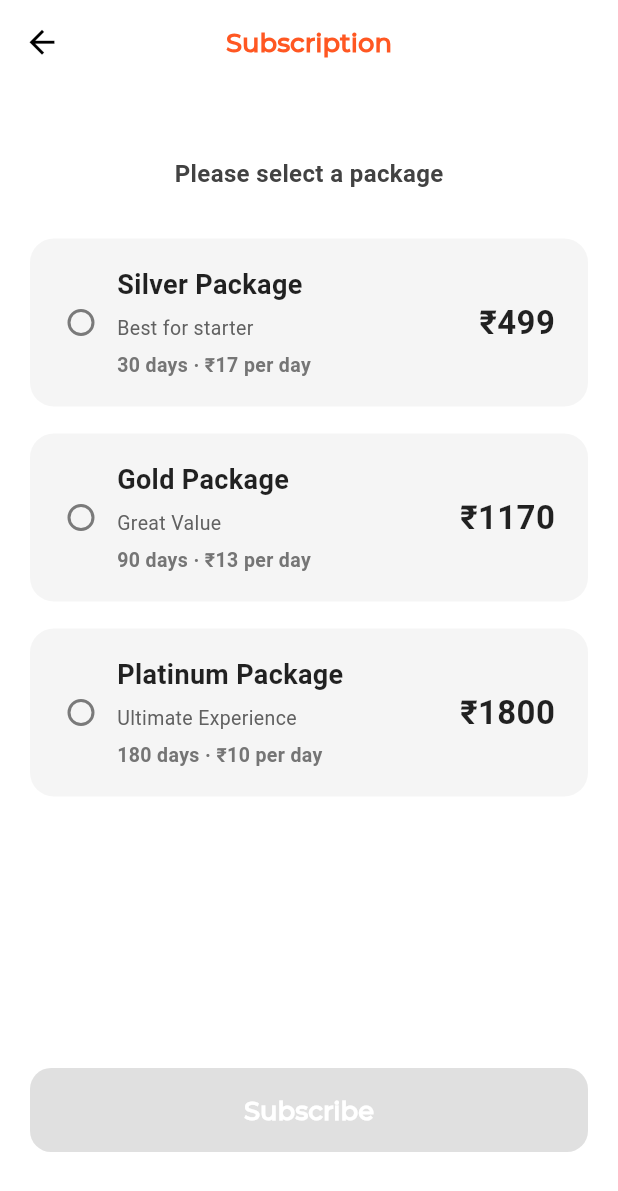
After one commit to Pratham11601/quickCabs, a Flutter app: the SubscriptionScreen screen opened by its route, on a phone screen of 412 x 824 dp. The commit adds this screen. Shown: the top 1191 px of the screen. Run offline on Flutter 3.47's test engine with Material 3 defaults, Android fonts, the phone set to English and light mode, and no system bars; our stand-ins replace connectivity_plus, dio, flutter_easyloading, flutter_svg, fluttertoast, font_awesome_flutter and 8 more; missing offline and left inert: dart_jsonwebtoken; accounts and stored records are empty; network calls fail; Roboto replaces fonts that are missing (Poppins); statements that could not run were skipped.

Commit message:
added localization & 3 apis of subcription & subscription screen

```diff
--- /dev/null
+++ b/lib/Screens/profile_module/model/packages_model.dart
@@ -0,0 +1,66 @@
+class PackagesModel {
+  int? status;
+  List<Packages>? packages;
+
+  PackagesModel({this.status, this.packages});
+
+  PackagesModel.fromJson(Map<String, dynamic> json) {
+    status = json['status'];
+    if (json['packages'] != null) {
+      packages = <Packages>[];
+      json['packages'].forEach((v) {
+        packages!.add(new Packages.fromJson(v));
+      });
+    }
+  }
+
+  Map<String, dynamic> toJson() {
+    final Map<String, dynamic> data = <String, dynamic>{};
+    data['status'] = status;
+    if (packages != null) {
+      data['packages'] = packages!.map((v) => v.toJson()).toList();
+    }
+    return data;
+  }
+}
+
+class Packages {
+  int? id;
+  String? packageName;
+  int? durationInDays;
+  int? pricePerDay;
+  int? totalPrice;
+  String? createdAt;
+  String? updatedAt;
+
+  Packages(
+      {this.id,
+        this.packageName,
+        this.durationInDays,
+        this.pricePerDay,
+        this.totalPrice,
+        this.createdAt,
+        this.updatedAt});
+
+  Packages.fromJson(Map<String, dynamic> json) {
+    id = json['id'];
+    packageName = json['package_name'];
+    durationInDays = json['duration_in_days'];
+    pricePerDay = json['price_per_day'];
+    totalPrice = json['total_price'];
+    createdAt = json['createdAt'];
+    updatedAt = json['updatedAt'];
+  }
+
+  Map<String, dynamic> toJson() {
+    final Map<String, dynamic> data = <String, dynamic>{};
+    data['id'] = id;
+    data['package_name'] = packageName;
+    data['duration_in_days'] = durationInDays;
+    data['price_per_day'] = pricePerDay;
+    data['total_price'] = totalPrice;
+    data['createdAt'] = createdAt;
+    data['updatedAt'] = updatedAt;
+    return data;
+  }
+}
--- /dev/null
+++ b/lib/Screens/profile_module/model/recharge_razor_model.dart
@@ -0,0 +1,58 @@
+class RechargeRazorModel {
+  int? status;
+  String? message;
+  bool? isSubscribtionActive;
+  Subscription? subscription;
+
+  RechargeRazorModel(
+      {this.status,
+        this.message,
+        this.isSubscribtionActive,
+        this.subscription});
+
+  RechargeRazorModel.fromJson(Map<String, dynamic> json) {
+    status = json['status'];
+    message = json['message'];
+    isSubscribtionActive = json['isSubscribtionActive'];
+    subscription = json['subscription'] != null
+        ? new Subscription.fromJson(json['subscription'])
+        : null;
+  }
+
+  Map<String, dynamic> toJson() {
+    final Map<String, dynamic> data = <String, dynamic>{};
+    data['status'] = status;
+    data['message'] = message;
+    data['isSubscribtionActive'] = isSubscribtionActive;
+    if (this.subscription != null) {
+      data['subscription'] = subscription!.toJson();
+    }
+    return data;
+  }
+}
+
+class Subscription {
+  Null? plan;
+  Null? lastRechargedDate;
+  Null? endDate;
+  bool? isActive;
+
+  Subscription(
+      {this.plan, this.lastRechargedDate, this.endDate, this.isActive});
+
+  Subscription.fromJson(Map<String, dynamic> json) {
+    plan = json['plan'];
+    lastRechargedDate = json['LastRechargedDate'];
+    endDate = json['endDate'];
+    isActive = json['isActive'];
+  }
+
+  Map<String, dynamic> toJson() {
+    final Map<String, dynamic> data = <String, dynamic>{};
+    data['plan'] = plan;
+    data['LastRechargedDate'] = lastRechargedDate;
+    data['endDate'] = endDate;
+    data['isActive'] = isActive;
+    return data;
+  }
+}
--- /dev/null
+++ b/lib/Screens/profile_module/ui/subscription_screen.dart
@@ -0,0 +1,229 @@
+import 'package:flutter/material.dart';
+import 'package:own_idea/utils/app_colors.dart';
+import 'package:own_idea/utils/text_styles.dart';
+import 'package:get/get.dart';
+class Package {
+  final String name;
+  final String description;
+  final int durationInDays;
+  final int pricePerDay;
+  final int totalPrice;
+  final Color color;
+  final bool isPopular;
+
+  Package({
+    required this.name,
+    required this.description,
+    required this.durationInDays,
+    required this.pricePerDay,
+    required this.totalPrice,
+    required this.color,
+    this.isPopular = false,
+  });
+}
+
+class SubscriptionScreen extends StatefulWidget {
+  const SubscriptionScreen({super.key});
+
+  @override
+  State<SubscriptionScreen> createState() => _SubscriptionScreenState();
+}
+
+class _SubscriptionScreenState extends State<SubscriptionScreen> {
+  final List<Package> packages = [
+    Package(
+      name: "Silver Package",
+      description: "Best for starter",
+      durationInDays: 30,
+      pricePerDay: 17,
+      totalPrice: 499,
+      color: Colors.blueAccent,
+    ),
+    Package(
+      name: "Gold Package",
+      description: "Great Value",
+      durationInDays: 90,
+      pricePerDay: 13,
+      totalPrice: 1170,
+      color: Colors.redAccent,
+      isPopular: true,
+    ),
+    Package(
+      name: "Platinum Package",
+      description: "Ultimate Experience",
+      durationInDays: 180,
+      pricePerDay: 10,
+      totalPrice: 1800,
+      color: Colors.green,
+    ),
+  ];
+
+  int? selectedPackageIndex;
+
+  @override
+  @override
+  Widget build(BuildContext context) {
+    return Scaffold(
+      backgroundColor: Colors.white,
+      appBar: AppBar(
+        backgroundColor: Colors.white,
+        elevation: 0,
+        leading: GestureDetector(onTap: ()=> Get.back(),child: const Icon(Icons.arrow_back, color: Colors.black, size: 25)),
+        title: Text(
+          'Subscription',
+          style: TextHelper.size20.copyWith(
+            fontWeight: FontWeight.bold,
+            color: ColorsForApp.orange,
+          ),
+        ),
+        centerTitle: true,
+      ),
+      body: Padding(
+        padding: const EdgeInsets.symmetric(horizontal: 20, vertical: 16),
+        child: Column(
+          children: [
+            const SizedBox(height: 20),
+
+            // Message about selection ABOVE the packages list
+            Padding(
+              padding: const EdgeInsets.symmetric(vertical: 12),
+              child: Text(
+                selectedPackageIndex == null
+                    ? 'Please select a package'
+                    : 'Selected Package: ${packages[selectedPackageIndex!].name}',
+                style: TextStyle(
+                  fontSize: 16,
+                  fontWeight: FontWeight.w600,
+                  color: Colors.grey[800],
+                ),
+              ),
+            ),
+            const SizedBox(height: 20),
+
+            // Packages List (make it smaller to allow space for button below)
+            Expanded(
+              child: ListView.separated(
+                itemCount: packages.length,
+                separatorBuilder: (_, __) => const SizedBox(height: 18),
+                itemBuilder: (context, index) {
+                  final pkg = packages[index];
+                  final isSelected = selectedPackageIndex == index;
+                  return InkWell(
+                    borderRadius: BorderRadius.circular(16),
+                    onTap: () {
+                      setState(() {
+                        selectedPackageIndex = index;
+                      });
+                    },
+                    child: Container(
+                      padding: const EdgeInsets.symmetric(horizontal: 20, vertical: 16),
+                      decoration: BoxDecoration(
+                        color: isSelected ? pkg.color.withOpacity(0.15) : Colors.grey[100],
+                        borderRadius: BorderRadius.circular(16),
+                        border: Border.all(
+                          color: isSelected ? pkg.color : Colors.transparent,
+                          width: 2,
+                        ),
+                      ),
+                      child: Row(
+                        children: [
+                          Radio<int>(
+                            value: index,
+                            groupValue: selectedPackageIndex,
+                            activeColor: pkg.color,
+                            onChanged: (value) {
+                              setState(() {
+                                selectedPackageIndex = value;
+                              });
+                            },
+                          ),
+                          const SizedBox(width: 12),
+                          Expanded(
+                            child: Column(
+                              crossAxisAlignment: CrossAxisAlignment.start,
+                              children: [
+                                Text(
+                                  pkg.name,
+                                  style: TextStyle(
+                                    fontWeight: FontWeight.bold,
+                                    fontSize: 18,
+                                    color: isSelected ? pkg.color : Colors.black87,
+                                  ),
+                                ),
+                                const SizedBox(height: 6),
+                                Text(
+                                  pkg.description,
+                                  style: TextStyle(
+                                    fontSize: 13,
+                                    color: Colors.grey[700],
+                                  ),
+                                ),
+                                const SizedBox(height: 6),
+                                Text(
+                                  "${pkg.durationInDays} days · ₹${pkg.pricePerDay} per day",
+                                  style: TextStyle(
+                                    fontWeight: FontWeight.w600,
+                                    fontSize: 13,
+                                    color: Colors.grey[600],
+                                  ),
+                                ),
+                              ],
+                            ),
+                          ),
+                          Text(
+                            "₹${pkg.totalPrice}",
+                            style: TextStyle(
+                              fontWeight: FontWeight.bold,
+                              fontSize: 22,
+                              color: isSelected ? pkg.color : Colors.black87,
+                            ),
+                          ),
+                        ],
+                      ),
+                    ),
+                  );
+                },
+              ),
+            ),
+
+            // Subscribe button below the package list, with margin and padding
+            Padding(
+              padding: const EdgeInsets.only(top: 12, bottom: 20),
+              child: SizedBox(
+                width: double.infinity,
+                height: 56,
+                child: ElevatedButton(
+                  onPressed: selectedPackageIndex != null
+                      ? () {
+                    final selectedPackage = packages[selectedPackageIndex!];
+                    ScaffoldMessenger.of(context).showSnackBar(
+                      SnackBar(
+                        content: Text(
+                            'Subscribed to ${selectedPackage.name} for ₹${selectedPackage.totalPrice}'),
+                      ),
+                    );
+                    // Implement subscription logic here
+                  }
+                      : null,
+                  style: ElevatedButton.styleFrom(
+                    shape: RoundedRectangleBorder(borderRadius: BorderRadius.circular(14)),
+                    backgroundColor: selectedPackageIndex != null ? ColorsForApp.orange : Colors.grey,
+                    textStyle:
+                    const TextStyle(fontSize: 18, fontWeight: FontWeight.bold),
+                  ),
+                  child: Text(
+                    'Subscribe',
+                    style: TextHelper.size20.copyWith(color: ColorsForApp.whiteColor),
+                  ),
+                ),
+              ),
+            ),
+
+            const SizedBox(height: 20),
+
+          ],
+        ),
+      ),
+    );
+  }
+}
--- a/lib/binding/profile_binding.dart
+++ b/lib/binding/profile_binding.dart
@@ -1,4 +1,5 @@
 import 'package:get/get.dart';
+import 'package:own_idea/Screens/profile_module/controller/subscription_controller.dart';
 
 import '../Screens/profile_module/controller/help_support_controller.dart';
 
@@ -6,5 +7,6 @@ class ProfileBinding extends Bindings {
   @override
   void dependencies() {
     Get.lazyPut<HelpSupportController>(() => HelpSupportController());
+    Get.lazyPut<SubscriptionController>(() => SubscriptionController());
   }
 }
--- /dev/null
+++ b/lib/languages/languages.dart
@@ -0,0 +1,68 @@
+// lib/languages.dart
+import 'package:get/get.dart';
+
+class Languages extends Translations {
+  @override
+  Map<String, Map<String, String>> get keys => {
+    'en_US': {
+      'hello': 'Hello',
+      'welcome': 'Welcome!',
+      'sign_in': 'Sign In',
+      'documents': 'Documents',
+      'notifications': 'Notifications',
+      'privacy_security': 'Privacy & Security',
+      'support': 'Support',
+      'help_support': 'Help & Support',
+      'state_support': 'State wise support',
+      'language': 'Language',
+      'choose_language': 'Choose Language',
+      'app_version_info': 'Quick Cabs Driver v2.1.0\nMade with ❤️ for professional drivers',
+      'enter_password': 'Enter password',
+    },
+    'hi_IN': {
+      'hello': 'नमस्ते',
+      'welcome': 'स्वागत है!',
+      'sign_in': 'साइन इन करें',
+      'documents': 'दस्तावेज़',
+      'notifications': 'सूचनाएं',
+      'privacy_security': 'गोपनीयता और सुरक्षा',
+      'support': 'सहायता',
+      'help_support': 'सहायता और समर्थन',
+      'state_support': 'राज्यवार समर्थन',
+      'language': 'भाषा',
+      'choose_language': 'भाषा चुनें',
+      'app_version_info': 'क्विक कॅब्स चालक v2.1.0\nपेशेवर ड्राइवरों के लिए ❤️ के साथ बनाया गया',
+      'enter_password': 'पासवर्ड दर्ज करें',
+    },
+    'kn_IN': {
+      'hello': 'ಹಲೋ',
+      'welcome': 'ಸ್ವಾಗತ!',
+      'sign_in': 'ಸೈನ್ ಇನ್ ಮಾಡಿ',
+      'documents': 'ದಾಖಲೆಗಳು',
+      'notifications': 'ಅಧಿಸೂಚನೆಗಳು',
+      'privacy_security': 'ಗೌಪ್ಯತೆ ಮತ್ತು ಭದ್ರತೆ',
+      'support': 'ಬೆಂಬಲ',
+      'help_support': 'ಸಹಾಯ ಮತ್ತು ಬೆಂಬಲ',
+      'state_support': 'ರಾಜ್ಯ ಪ್ರಕಾರ ಬೆಂಬಲ',
+      'language': 'ಭಾಷೆ',
+      'choose_language': 'ಭಾಷೆ ಆಯ್ಕೆ ಮಾಡಿ',
+      'app_version_info': 'ಕ್ವಿಕ್ ಕ್ಯಾಬ್ಸ್ ಚಾಲಕ v2.1.0\nವೃತ್ತಿಪರ ಚಾಲಕರಿಗಾಗಿ ❤️ ನೆಡಿಸಿದೆ',
+      'enter_password': 'ಪಾಸ್ವರ್ಡ್ ನಮೂದಿಸಿ',
+    },
+    'mr_IN': {
+      'hello': 'नमस्कार',
+      'welcome': 'स्वागत आहे!',
+      'sign_in': 'साइन इन करा',
+      'documents': 'कागदपत्रे',
+      'notifications': 'सूचना',
+      'privacy_security': 'गोपनीयता आणि सुरक्षा',
+      'support': 'समर्थन',
+      'help_support': 'सहाय्य आणि समर्थन',
+      'state_support': 'राज्यनिहाय समर्थन',
+      'language': 'भाषा',
+      'choose_language': 'भाषा निवडा',
+      'app_version_info': 'क्विक कॅब्स चालक v2.1.0\nव्यावसायिक चालकांसाठी ❤️ ने तयार केले',
+      'enter_password': 'पासवर्ड टाका',
+    },
+  };
+}
--- a/lib/main.dart
+++ b/lib/main.dart
@@ -10,6 +10,7 @@ import 'package:sizer/sizer.dart';
 import 'api/api_manager.dart';
 import 'binding/app_binding.dart';
 import 'controller/app_controller.dart';
+import 'languages/languages.dart';
 
 void main() async {
   WidgetsFlutterBinding.ensureInitialized();
@@ -44,6 +45,9 @@ class App extends StatelessWidget {
           initialRoute: AppPages.initialRoute,
           initialBinding: AppBinding(),
           getPages: AppPages.route,
+          translations: Languages(),
+          locale: Get.deviceLocale, // default device locale
+          fallbackLocale: const Locale('en', 'US'), // fallback locale
         );
       },
     );
--- a/lib/routes/app_pages.dart
+++ b/lib/routes/app_pages.dart
@@ -4,6 +4,7 @@ import 'package:own_idea/Screens/home_page_module/ui/home_screen.dart';
 import 'package:own_idea/Screens/login_signup_module/ui/signup_screen.dart';
 import 'package:own_idea/Screens/profile_module/ui/help_support_screen.dart';
 import 'package:own_idea/Screens/profile_module/ui/my_documents_screen.dart';
+import 'package:own_idea/Screens/profile_module/ui/subscription_screen.dart';
 import 'package:own_idea/binding/dashboard_binding.dart';
 import 'package:own_idea/binding/profile_binding.dart';
 import 'package:own_idea/routes/routes.dart';
@@ -62,6 +63,11 @@ class AppPages {
       binding: ProfileBinding(),
     ),
     GetPage(
+      name: Routes.SUBSCRIPTION,
+      page: () => SubscriptionScreen(),
+      binding: ProfileBinding(),
+    ),
+    GetPage(
       name: Routes.NO_INTERNET_CONNECTION_SCREEN,
       page: () => NoInternetConnectionScreen(),
     ),
--- a/lib/routes/routes.dart
+++ b/lib/routes/routes.dart
@@ -18,7 +18,8 @@ class Routes {
   //Profile pages
   static const HELP_PAGE = "/help_screen";
   static const MY_DOCUMENTS = "/my_documents_screen";
+  static const SUBSCRIPTION = "/subscription_screen";
 
-    static const NO_INTERNET_CONNECTION_SCREEN = '/no_internet_connection_screen';
+  static const NO_INTERNET_CONNECTION_SCREEN = '/no_internet_connection_screen';
   static const NO_LOCATION_PERMISSION_SCREEN = '/no_location_permission_screen';
 }
```
Also changed, not shown: lib/Screens/profile_module/controller/subscription_controller.dart (added, +81 -0 lines), lib/Screens/profile_module/model/create_order_model.dart (added, +48 -0 lines), lib/Screens/profile_module/profile_repository.dart (+33 -0 lines), lib/Screens/profile_module/ui/profile_screen.dart (+32 -9 lines).
